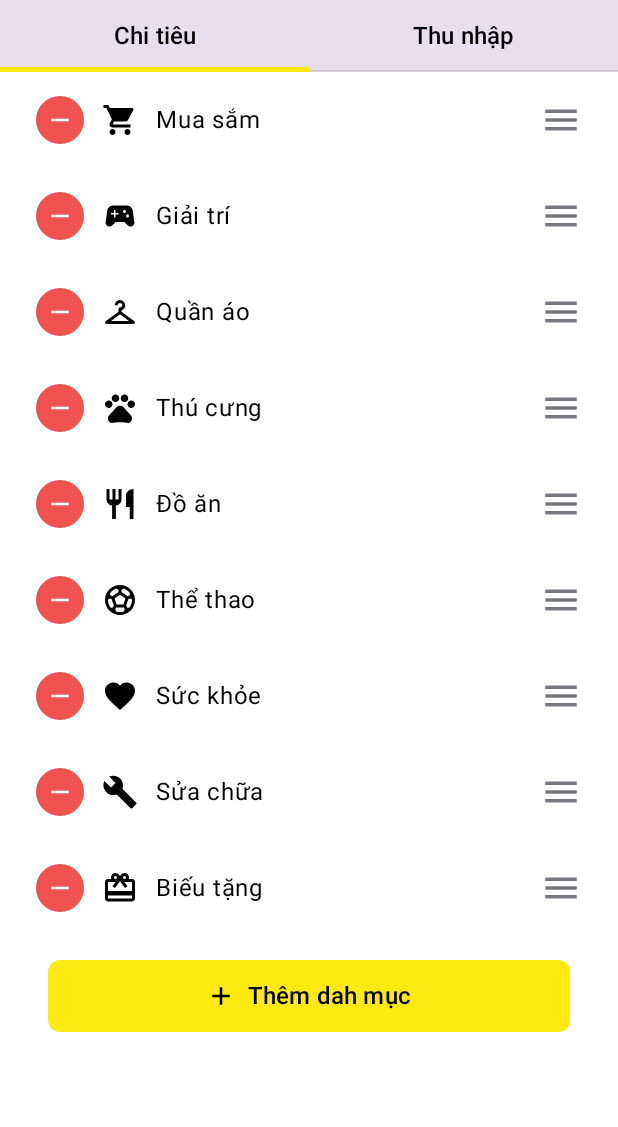
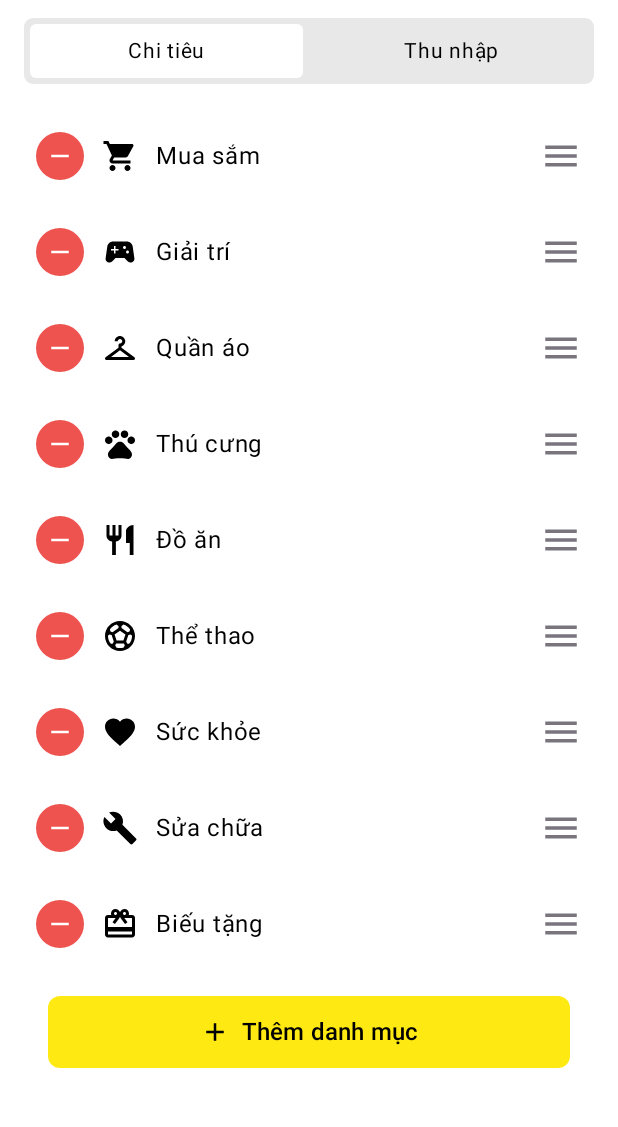
Before and after one commit to Money-manage-App/Money-manage-app, an Android app built with Jetpack Compose: the CategorySettingScreen screen opened through its navigation route, on a phone screen of 412 x 824 dp, the part 96-1223 px from its top. Run offline under Robolectric (Android 15) with nearby library versions, the phone set to English and light mode, and no system bars; our stand-ins replace accompanist.

Commit message:
update danh muc

```diff
--- a/app/src/main/java/com/example/money_manage_app/features/ui/screens/settings/settings/CategorySettingScreen.kt
+++ b/app/src/main/java/com/example/money_manage_app/features/ui/screens/settings/settings/CategorySettingScreen.kt
@@ -22,12 +22,14 @@ import androidx.compose.ui.graphics.vector.ImageVector
 import androidx.compose.ui.input.pointer.pointerInput
 import androidx.compose.ui.platform.LocalContext
 import androidx.compose.ui.res.stringResource
+import androidx.compose.ui.text.font.FontWeight
 import androidx.compose.ui.unit.dp
 import androidx.compose.ui.unit.sp
 import androidx.navigation.NavHostController
 import com.example.money_manage_app.data.local.datastore.*
 import kotlinx.coroutines.launch
 import com.example.money_manage_app.R
+
 data class CategoryItem(val icon: ImageVector, val name: String, val iconName: String)
 
 @OptIn(ExperimentalMaterial3Api::class)
@@ -126,7 +128,6 @@ fun CategorySettingScreen(navController: NavHostController) {
         topBar = {
             CenterAlignedTopAppBar(
                 title = {
-
                     Text(
                         text = stringResource(R.string.setting_category),
                         color = Color.Black,
@@ -155,30 +156,49 @@ fun CategorySettingScreen(navController: NavHostController) {
                 .fillMaxSize()
                 .background(colors.background)
         ) {
-            // Tabs
-            TabRow(
-                selectedTabIndex = selectedTab,
-                containerColor = colors.surfaceVariant,
-                contentColor = colors.onSurface
+            // Custom Tab Switcher giống AddTransactionScreen
+            Box(
+                modifier = Modifier
+                    .fillMaxWidth()
+                    .padding(horizontal = 16.dp)
+                    .padding(top = 12.dp, bottom = 16.dp)
             ) {
-                Tab(
-                    selected = selectedTab == 0,
+                // Background xám/tối tùy theme
+                Row(
+                    modifier = Modifier
+                        .fillMaxWidth()
+                        .height(44.dp)
+                        .background(
+                            if (isDark) Color(0xFF2C2C2C) else Color(0xFFE8E8E8),
+                            RoundedCornerShape(6.dp)
+                        )
+                ) {}
+
+                // Các nút tab
+                Row(modifier = Modifier.fillMaxWidth()) {
+                    TabButton(
+                        text = stringResource(R.string.expense),
+                        isSelected = selectedTab == 0,
                         onClick = {
                             selectedTab = 0
                             draggedIndex = null
                             dragOffset = 0f
                         },
-                    text = { Text(stringResource(R.string.expense), fontSize = (16.sp * fontScale)) }
+                        isDark = isDark,
+                        modifier = Modifier.weight(1f)
                     )
-                Tab(
-                    selected = selectedTab == 1,
+                    TabButton(
+                        text = stringResource(R.string.income),
+                        isSelected = selectedTab == 1,
                         onClick = {
                             selectedTab = 1
                             draggedIndex = null
                             dragOffset = 0f
                         },
-                    text = { Text(stringResource(R.string.income), fontSize = (16.sp * fontScale)) }
+                        isDark = isDark,
+                        modifier = Modifier.weight(1f)
                     )
+                }
             }
 
             LazyColumn(
@@ -216,6 +236,7 @@ fun CategorySettingScreen(navController: NavHostController) {
                                     isBeingDragged -> colors.surfaceVariant.copy(alpha = 0.8f)
                                     draggedIndex != null && index == targetIndex && index != draggedIndex ->
                                         colors.primary.copy(alpha = 0.2f)
+
                                     else -> Color.Transparent
                                 },
                                 RoundedCornerShape(8.dp)
@@ -333,6 +354,40 @@ fun CategorySettingScreen(navController: NavHostController) {
     }
 }
 
+@Composable
+fun TabButton(
+    text: String,
+    isSelected: Boolean,
+    onClick: () -> Unit,
+    isDark: Boolean,
+    modifier: Modifier = Modifier
+) {
+    Box(
+        modifier = modifier
+            .height(44.dp)
+            .padding(4.dp)
+            .then(
+                if (isSelected) {
+                    Modifier.background(
+                        if (isDark) Color(0xFF1E1E1E) else Color.White,
+                        RoundedCornerShape(4.dp)
+                    )
+                } else {
+                    Modifier
+                }
+            )
+            .clickable(onClick = onClick),
+        contentAlignment = Alignment.Center
+    ) {
+        Text(
+            text = text,
+            fontSize = 14.sp,
+            color = if (isDark) Color.White else Color.Black,
+            fontWeight = FontWeight.Normal
+        )
+    }
+}
+
 // Helper function
 fun getIconFromName(iconName: String): ImageVector {
     return when (iconName) {
--- a/app/src/main/res/values/strings.xml
+++ b/app/src/main/res/values/strings.xml
@@ -69,7 +69,7 @@
     <string name="select_time">Chọn giờ</string>
 
     <!-- Category Screen -->
-    <string name="add_category">Thêm dah mục</string>
+    <string name="add_category">Thêm danh mục</string>
     <string name="setting_category">Cài đặt danh mục</string>
 
     <!-- Font Size Screen-->
```
Lines whose indentation alone changed are shown as unchanged.
